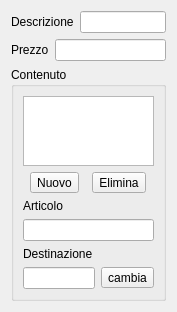
Qt form src/dettagliarticolomenu.ui (mtonin/gestcassa) before a commit.
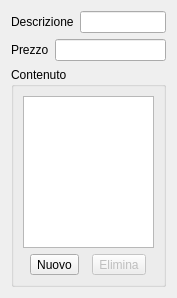
The same form after that commit.

Commit message: - gestione menu

Diff of the .ui file:
```diff
--- a/src/dettagliarticolomenu.ui
+++ b/src/dettagliarticolomenu.ui
@@ -55,7 +55,7 @@
        </property>
        <layout class="QVBoxLayout" name="verticalLayout">
         <item>
-         <widget class="QListView" name="articoliList">
+         <widget class="QTableView" name="articoliList">
           <property name="enabled">
            <bool>true</bool>
           </property>
@@ -65,6 +65,18 @@
           <property name="selectionBehavior">
            <enum>QAbstractItemView::SelectRows</enum>
           </property>
+          <attribute name="horizontalHeaderVisible">
+           <bool>false</bool>
+          </attribute>
+          <attribute name="horizontalHeaderDefaultSectionSize">
+           <number>100</number>
+          </attribute>
+          <attribute name="horizontalHeaderStretchLastSection">
+           <bool>false</bool>
+          </attribute>
+          <attribute name="verticalHeaderVisible">
+           <bool>false</bool>
+          </attribute>
          </widget>
         </item>
         <item>
@@ -78,6 +90,9 @@
           </item>
           <item>
            <widget class="QToolButton" name="toolButton_2">
+            <property name="enabled">
+             <bool>false</bool>
+            </property>
             <property name="text">
              <string>Elimina</string>
             </property>
@@ -85,37 +100,6 @@
           </item>
          </layout>
         </item>
-        <item>
-         <widget class="QLabel" name="label_3">
-          <property name="text">
-           <string>Articolo</string>
-          </property>
-         </widget>
-        </item>
-        <item>
-         <widget class="QLineEdit" name="articoloTxt"/>
-        </item>
-        <item>
-         <widget class="QLabel" name="label_4">
-          <property name="text">
-           <string>Destinazione</string>
-          </property>
-         </widget>
-        </item>
-        <item>
-         <layout class="QHBoxLayout" name="horizontalLayout_3">
-          <item>
-           <widget class="QLineEdit" name="destinazioneTxt"/>
-          </item>
-          <item>
-           <widget class="QToolButton" name="toolButton">
-            <property name="text">
-             <string>cambia</string>
-            </property>
-           </widget>
-          </item>
-         </layout>
-        </item>
        </layout>
       </widget>
      </item>
```
Left out of the diff: 3 changed lines with no effect on the pictures. The commit also changes 2 other files.
